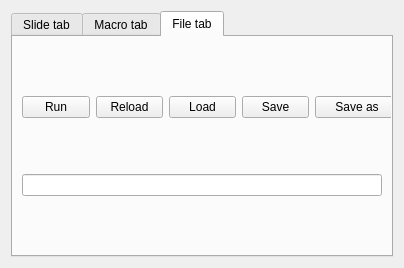
insilmaril/vym, file forms/scripteditor.ui: the form before one commit.
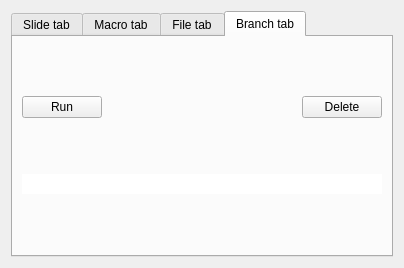
The form after the commit. The open tabs and pages were chosen to show the change. Icons and pictures are not drawn.

Commit message: Feature: #214 Embed script into branch and add flag to execute the script

Diff of the .ui file:
```diff
--- a/forms/scripteditor.ui
+++ b/forms/scripteditor.ui
@@ -296,6 +296,69 @@
        </item>
       </layout>
      </widget>
+     <widget class="QWidget" name="branchTab">
+      <attribute name="title">
+       <string notr="true">Branch tab</string>
+      </attribute>
+      <layout class="QVBoxLayout" name="verticalLayout_5">
+       <item>
+        <layout class="QVBoxLayout" name="branchVerticalLayout">
+         <item>
+          <layout class="QHBoxLayout" name="branchButtonLayout">
+           <item>
+            <widget class="QPushButton" name="branchRunButton">
+             <property name="text">
+              <string>Run</string>
+             </property>
+             <property name="icon">
+              <iconset resource="../vym.qrc">
+               <normaloff>:/script-run.svg</normaloff>:/script-run.svg</iconset>
+             </property>
+            </widget>
+           </item>
+           <item>
+            <spacer name="horizontalSpacer_5">
+             <property name="orientation">
+              <enum>Qt::Horizontal</enum>
+             </property>
+             <property name="sizeHint" stdset="0">
+              <size>
+               <width>369</width>
+               <height>20</height>
+              </size>
+             </property>
+            </spacer>
+           </item>
+           <item>
+            <widget class="QPushButton" name="branchDeleteButton">
+             <property name="text">
+              <string>Delete</string>
+             </property>
+             <property name="icon">
+              <iconset theme="edit-delete">
+               <normaloff>.</normaloff>.</iconset>
+             </property>
+            </widget>
+           </item>
+          </layout>
+         </item>
+        </layout>
+       </item>
+       <item>
+        <widget class="QLineEdit" name="branchHeadingLineEdit">
+         <property name="text">
+          <string notr="true"/>
+         </property>
+         <property name="frame">
+          <bool>false</bool>
+         </property>
+         <property name="readOnly">
+          <bool>true</bool>
+         </property>
+        </widget>
+       </item>
+      </layout>
+     </widget>
     </widget>
    </item>
   </layout>
```
The commit also changes 17 other files.
